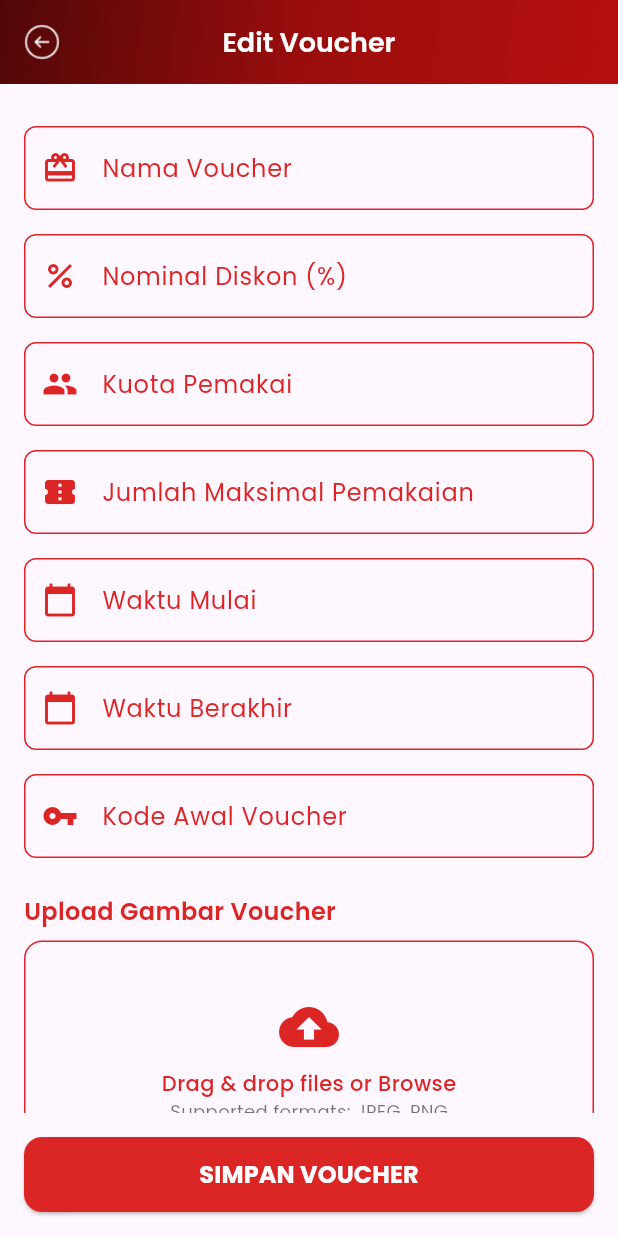
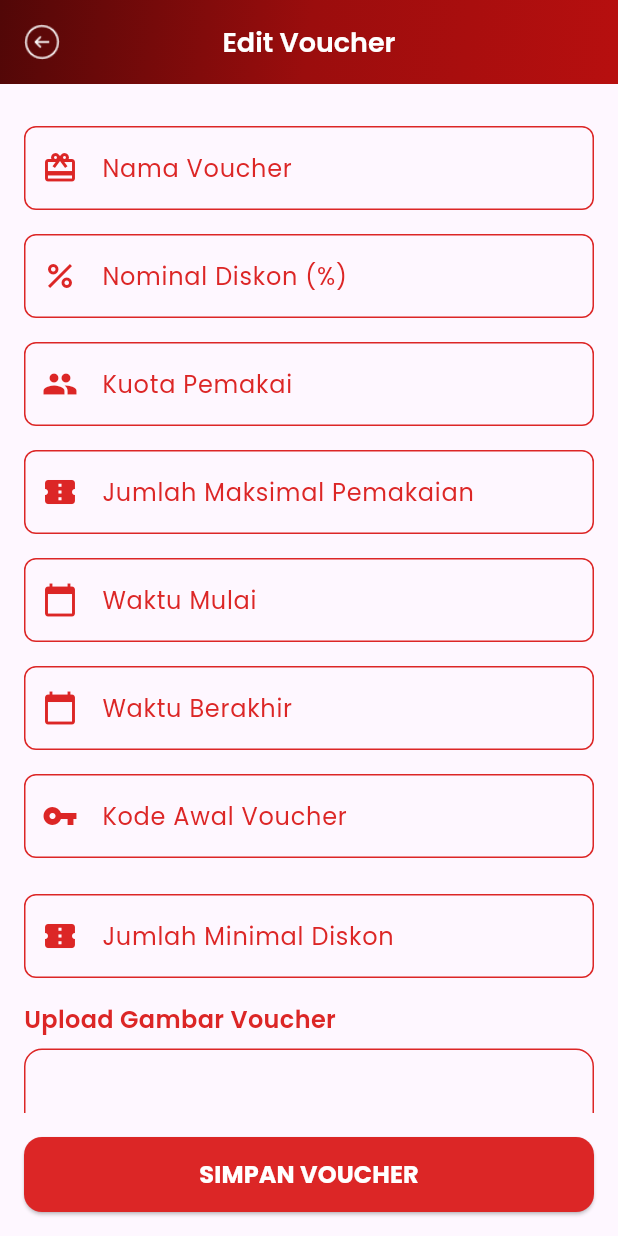
Before and after one commit to siberbot88/bbi-hub-flutter-app, a Flutter app: the VoucherEditPage screen opened directly, on a phone screen of 412 x 824 dp. Run offline on Flutter 3.47's test engine with Material 3 defaults, Android fonts, the phone set to English and light mode, and no system bars; our stand-ins replace google_fonts, image_picker, syncfusion_flutter_datepicker.

Commit message:
Deskripsi perubahan terbaru

```diff
--- a/lib/screens/voucher_editpage.dart
+++ b/lib/screens/voucher_editpage.dart
@@ -179,6 +179,20 @@ class _VoucherEditPageState extends State<VoucherEditPage> {
                 ),
                 const SizedBox(height: 24),
 
+                //Minimal Diskon
+                 _buildTextField(
+                  label: "Jumlah Minimal Diskon",
+                  hint: "Masukkan jumlah minimal diskon per transaksi",
+                  icon: Icons.confirmation_number,
+                  controller: _jumlahController,
+                  keyboardType: TextInputType.number,
+                  inputFormatters: [FilteringTextInputFormatter.digitsOnly],
+                  validator: (val) => val == null || val.isEmpty
+                      ? "Jumlah minimal diskon wajib diisi"
+                      : null,
+                ),
+                const SizedBox(height: 16),
+
                 // Upload Gambar Voucher
                 Align(
                   alignment: Alignment.centerLeft,
```
